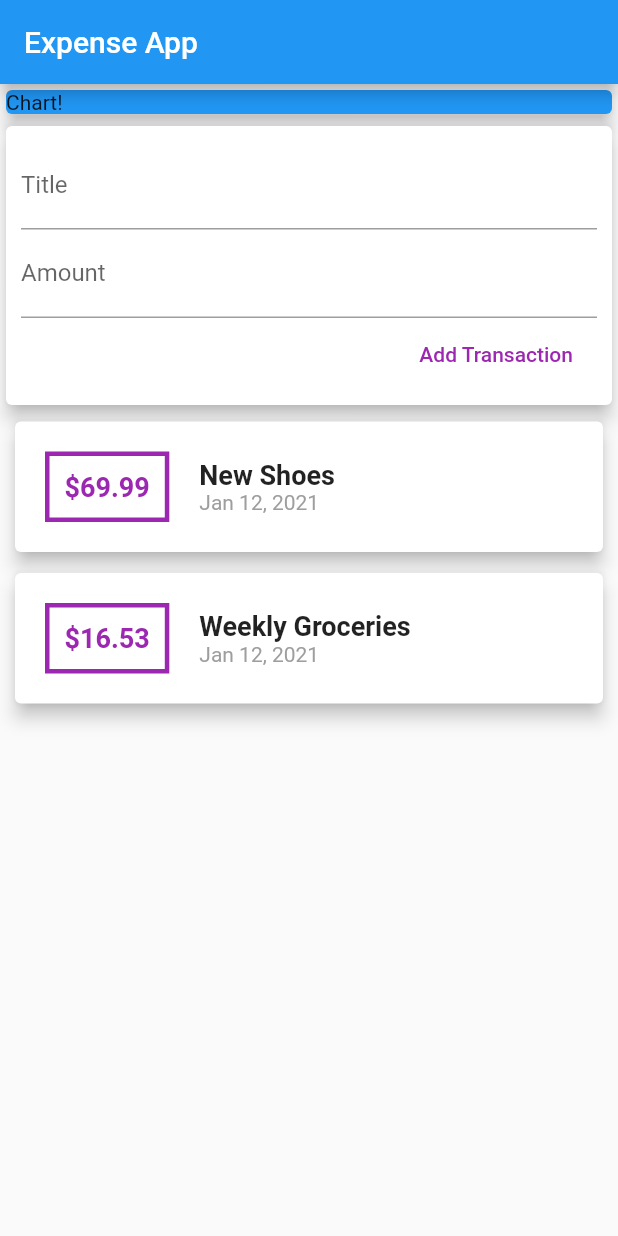
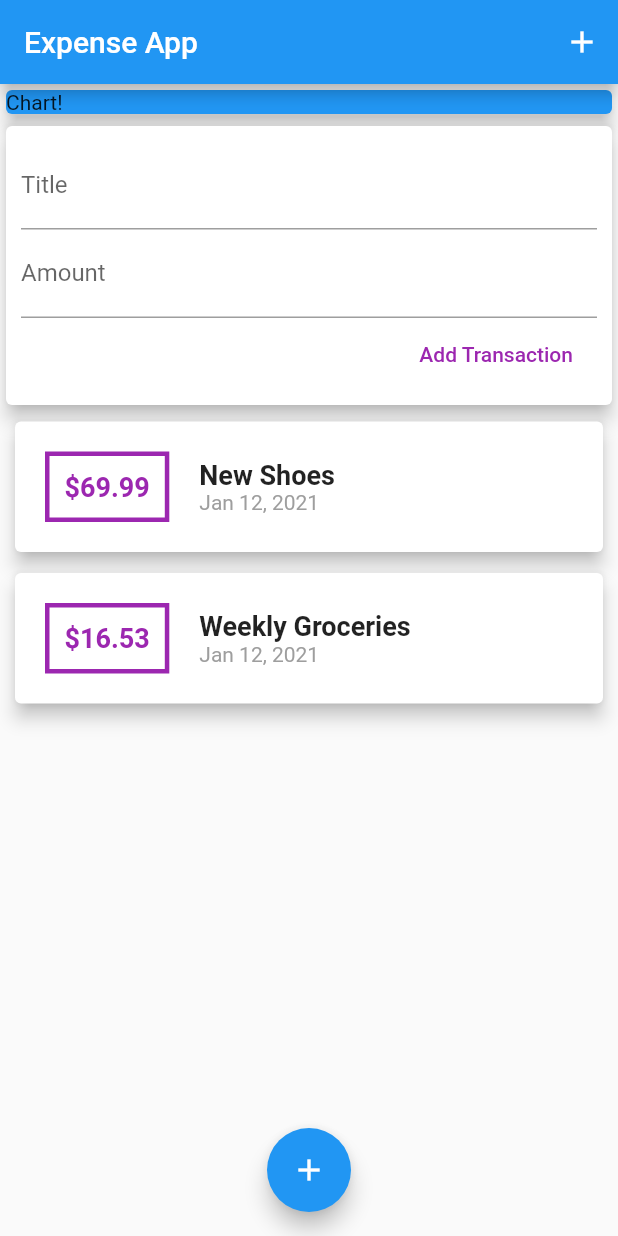
Before and after one commit to SeolJaeHyeok/personal_expense, a Flutter app: the screen it shows after launch, on a phone screen of 412 x 824 dp. Run offline on Flutter 3.47's test engine with Material 2 defaults, Android fonts, the phone set to English and light mode, and no system bars.

Commit message:
AppBar Button, FloatingActionButton 추가

```diff
--- a/lib/main.dart
+++ b/lib/main.dart
@@ -37,6 +37,12 @@ class _MyHomePageState extends State<MyHomePage> {
     return Scaffold(
       appBar: AppBar(
         title: Text('Expense App'),
+        actions: [
+          IconButton(
+            icon: Icon(Icons.add),
+            onPressed: () {},
+          )
+        ],
       ),
       body: SingleChildScrollView(
         child: Column(
@@ -57,6 +63,11 @@ class _MyHomePageState extends State<MyHomePage> {
           ],
         ),
       ),
+      floatingActionButtonLocation: FloatingActionButtonLocation.centerFloat,
+      floatingActionButton: FloatingActionButton(
+        child: Icon(Icons.add),
+        onPressed: () {},
+      ),
     );
   }
 }
--- a/lib/widgets/transaction_list.dart
+++ b/lib/widgets/transaction_list.dart
@@ -11,7 +11,7 @@ class TransactionList extends StatelessWidget {
   @override
   Widget build(BuildContext context) {
     return Container(
-      height: 350,
+      height: 300,
       child: ListView.builder(
         itemBuilder: (ctx, index) {
           return Card(
```
